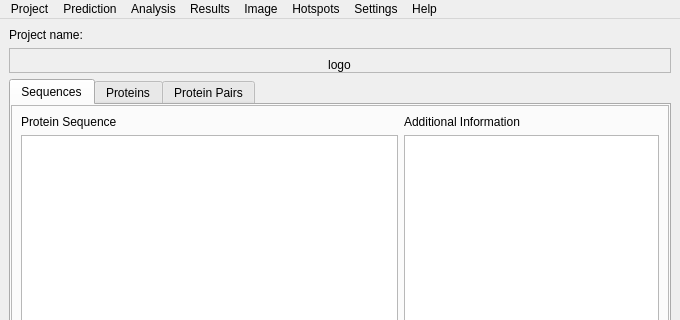
Qt form pyssa/gui/ui/forms/main_view.ui (urban233/PySSA) before a commit; both pictures show x 0 to 680 and y 0 to 320 of the 680 by 802 pixel window.
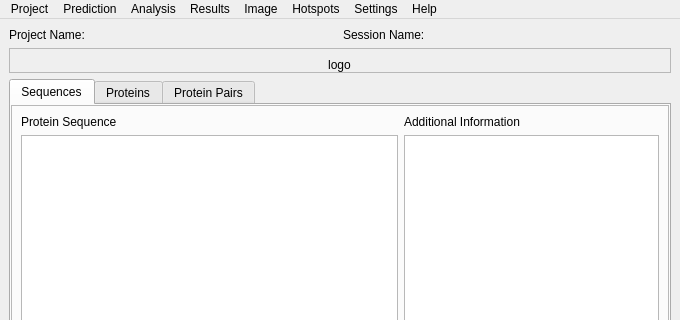
The same form after that commit.

```diff
--- a/pyssa/gui/ui/forms/main_view.ui
+++ b/pyssa/gui/ui/forms/main_view.ui
@@ -19,11 +19,22 @@
   <widget class="QWidget" name="centralwidget">
    <layout class="QVBoxLayout" name="verticalLayout">
     <item>
+     <layout class="QHBoxLayout" name="horizontalLayout_16">
+      <item>
      <widget class="QLabel" name="lbl_project_name">
       <property name="text">
-       <string>Project name:</string>
-      </property>
-     </widget>
+         <string>Project Name:</string>
+        </property>
+       </widget>
+      </item>
+      <item>
+       <widget class="QLabel" name="lbl_session_name">
+        <property name="text">
+         <string>Session Name:</string>
+        </property>
+       </widget>
+      </item>
+     </layout>
     </item>
     <item>
      <widget class="QFrame" name="frame">
```
Lines whose indentation alone changed are shown as unchanged.
